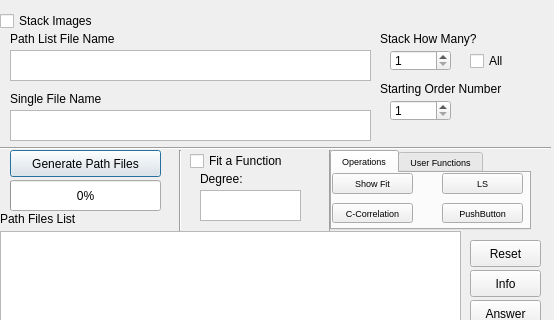
Before: the Qt Designer form SecondGui.ui in tboudreaux/PHY-2002, drawn with Qt 5; both pictures show x 0 to 554 and y 0 to 320 of the 554 by 774 pixel window.
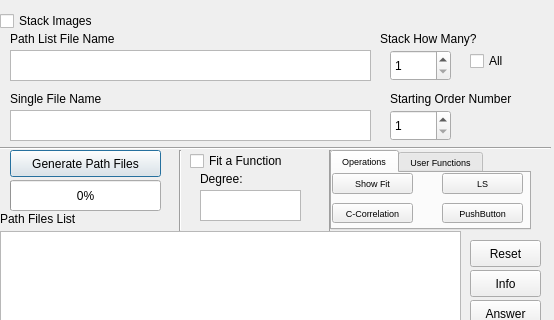
After: the same form once the commit is applied.

What changed in the file:
```diff
--- a/SecondGui.ui
+++ b/SecondGui.ui
@@ -78,7 +78,7 @@
      <x>390</x>
      <y>50</y>
      <width>61</width>
-     <height>21</height>
+     <height>31</height>
     </rect>
    </property>
    <property name="minimum">
@@ -141,9 +141,9 @@
    <property name="geometry">
     <rect>
      <x>390</x>
-     <y>100</y>
+     <y>110</y>
      <width>61</width>
-     <height>21</height>
+     <height>31</height>
     </rect>
    </property>
    <property name="minimum">
@@ -156,8 +156,8 @@
   <widget class="QLabel" name="label_4">
    <property name="geometry">
     <rect>
-     <x>380</x>
-     <y>80</y>
+     <x>390</x>
+     <y>90</y>
      <width>161</width>
      <height>17</height>
     </rect>
```
